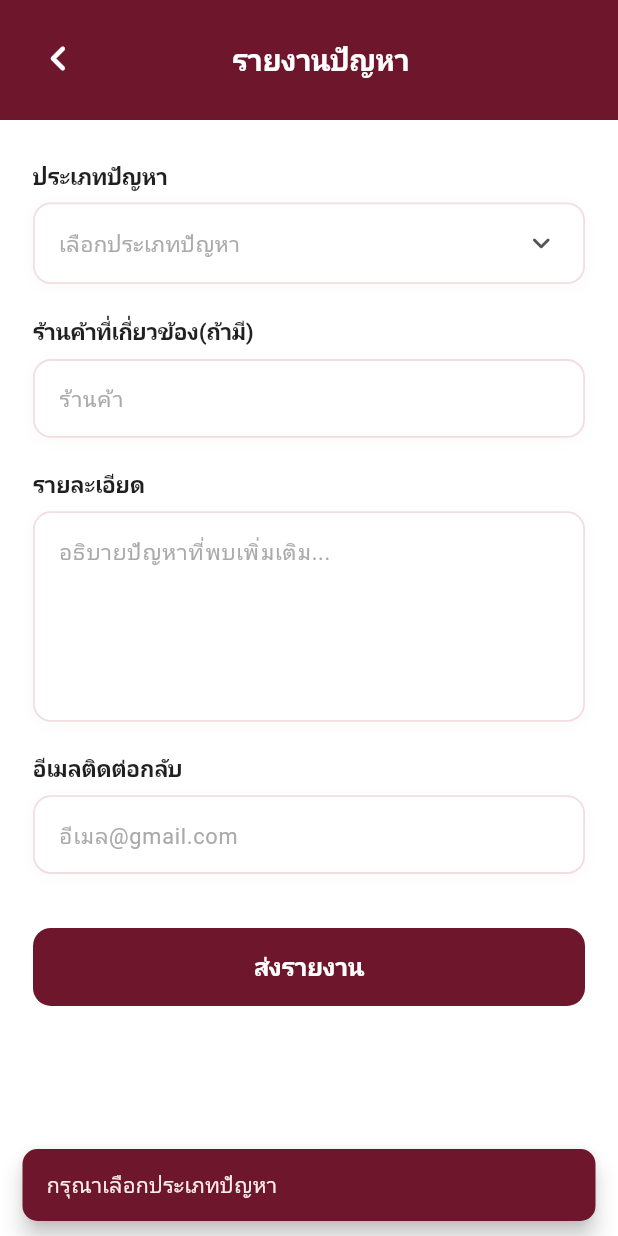
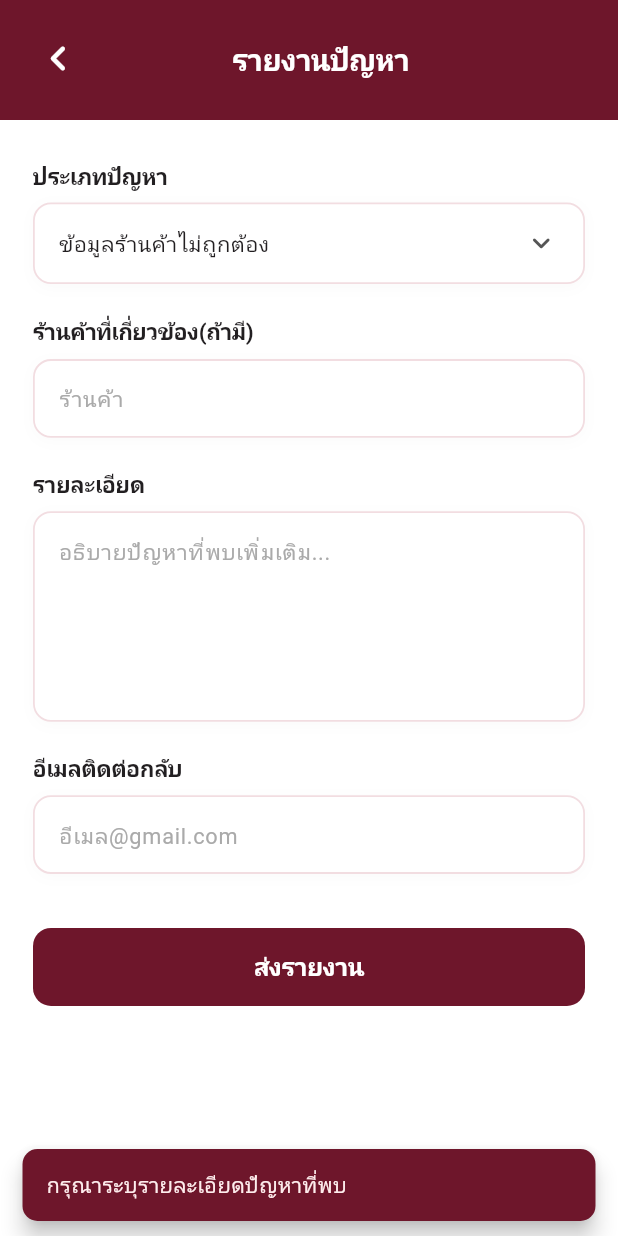
Before and after one commit to Book7076/mobile_pin, a Flutter app: the ReportProblemScreen screen opened directly, after a tap on "ส่งรายงาน", on a phone screen of 412 x 824 dp. Run offline on Flutter 3.47's test engine with Material 3 defaults, Android fonts, the phone set to English and light mode, and no system bars; our stand-ins replace appinio_swiper, flutter_dotenv, flutter_map, flutter_riverpod, geolocator, latlong2 and 1 more; accounts and stored records are empty; Roboto replaces fonts that are missing (Prompt); statements that could not run were skipped.

Commit message:
feat: อัปเดต ReportProblemScreen รองรับการเลือกประเภทปัญหา 'ข้อมูลร้านค้าไม่ถูกต้อง' และกรอกร้านค้า รายละเอียด ปัญหา และอีเมลติดต่อกลับอย่างสมบูรณ์

```diff
--- a/lib/screens/profile/report_problem_screen.dart
+++ b/lib/screens/profile/report_problem_screen.dart
@@ -2,31 +2,44 @@ import 'package:flutter/material.dart';
 import 'package:flutter/services.dart';
 
 class ReportProblemScreen extends StatefulWidget {
-  const ReportProblemScreen({super.key});
+  final String? initialCategory;
+  final String? initialRestaurant;
+
+  const ReportProblemScreen({
+    super.key,
+    this.initialCategory,
+    this.initialRestaurant,
+  });
 
   @override
   State<ReportProblemScreen> createState() => _ReportProblemScreenState();
 }
 
 class _ReportProblemScreenState extends State<ReportProblemScreen> {
-  String? _selectedCategory;
-  final TextEditingController _restaurantController = TextEditingController();
-  final TextEditingController _detailController = TextEditingController();
-  final TextEditingController _emailController = TextEditingController();
+  late String? _selectedCategory;
+  late final TextEditingController _restaurantController;
+  late final TextEditingController _detailController;
+  late final TextEditingController _emailController;
 
   final List<String> _categories = [
-    'ปัญหาการใช้งานแอปพลิเคชันทั่วไป',
-    'ข้อมูลร้านอาหารไม่ถูกต้อง',
-    'ร้านอาหารปิดหรือไม่พบร้าน',
+    'ข้อมูลร้านค้าไม่ถูกต้อง',
+    'ร้านค้าปิดหรือไม่พบร้าน',
+    'ปัญหาการใช้งานแอปพลิเคชัน',
     'ปัญหาเกี่ยวกับบัญชีหรือรหัสผ่าน',
     'ปัญหาเกี่ยวกับรายการโปรด',
-    'ข้อเสนอแนะเพื่อการพัฒนาแอป',
+    'ข้อเสนอแนะเพื่อการพัฒนา',
     'อื่นๆ',
   ];
 
   @override
   void initState() {
     super.initState();
+    // Default to initialCategory or 'ข้อมูลร้านค้าไม่ถูกต้อง' as displayed in the mockup
+    _selectedCategory = widget.initialCategory ?? 'ข้อมูลร้านค้าไม่ถูกต้อง';
+    _restaurantController = TextEditingController(text: widget.initialRestaurant ?? '');
+    _detailController = TextEditingController();
+    _emailController = TextEditingController();
+
     SystemChrome.setSystemUIOverlayStyle(
       const SystemUiOverlayStyle(
         statusBarColor: Colors.transparent,
@@ -129,7 +142,7 @@ class _ReportProblemScreenState extends State<ReportProblemScreen> {
   void _submitReport() {
     FocusScope.of(context).unfocus();
 
-    if (_selectedCategory == null) {
+    if (_selectedCategory == null || _selectedCategory!.isEmpty) {
       ScaffoldMessenger.of(context).showSnackBar(
         SnackBar(
           content: const Text(
@@ -159,7 +172,7 @@ class _ReportProblemScreenState extends State<ReportProblemScreen> {
       return;
     }
 
-    // Show Success Dialog
+    // Show Success Dialog with reported summary
     showDialog(
       context: context,
       barrierDismissible: false,
@@ -196,10 +209,10 @@ class _ReportProblemScreenState extends State<ReportProblemScreen> {
               ),
             ),
             const SizedBox(height: 10),
-            const Text(
-              'ทีมงานได้รับรายงานของท่านเรียบร้อยแล้ว และจะเร่งตรวจสอบพร้อมปรับปรุงบริการต่อไป',
+            Text(
+              'ทีมงานได้รับรายงานประเภท "$_selectedCategory" เรียบร้อยแล้ว และจะเร่งตรวจสอบพร้อมปรับปรุงบริการต่อไป',
               textAlign: TextAlign.center,
-              style: TextStyle(
+              style: const TextStyle(
                 fontSize: 13.5,
                 color: Color(0xFF666666),
                 height: 1.45,
@@ -383,6 +396,8 @@ class _ReportProblemScreenState extends State<ReportProblemScreen> {
   }
 
   Widget _buildCategorySelector() {
+    final hasSelection = _selectedCategory != null && _selectedCategory!.isNotEmpty;
+
     return Container(
       decoration: BoxDecoration(
         color: Colors.white,
@@ -410,11 +425,11 @@ class _ReportProblemScreenState extends State<ReportProblemScreen> {
               mainAxisAlignment: MainAxisAlignment.spaceBetween,
               children: [
                 Text(
-                  _selectedCategory ?? 'เลือกประเภทปัญหา',
+                  hasSelection ? _selectedCategory! : 'เลือกประเภทปัญหา',
                   style: TextStyle(
                     fontSize: 14.5,
-                    fontWeight: _selectedCategory != null ? FontWeight.w600 : FontWeight.w400,
-                    color: _selectedCategory != null
+                    fontWeight: hasSelection ? FontWeight.w500 : FontWeight.w400,
+                    color: hasSelection
                         ? const Color(0xFF221F21)
                         : const Color(0xFFAAAAAA),
                   ),
```
